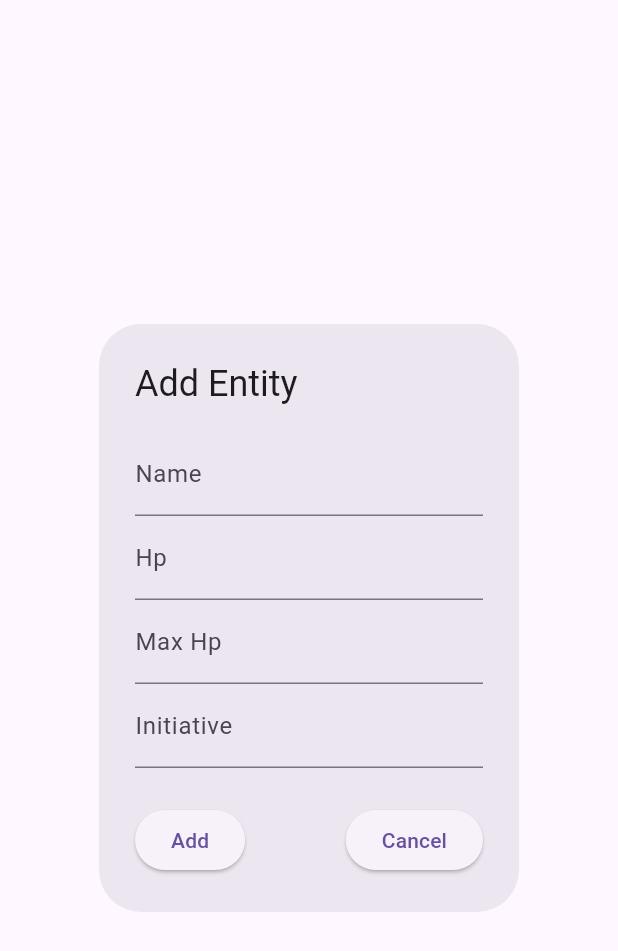
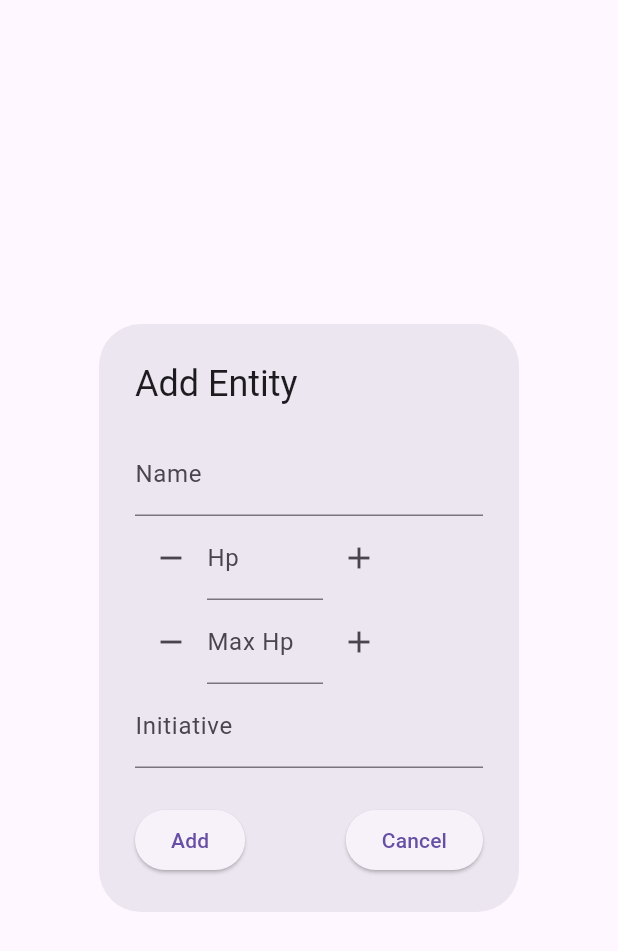
Before and after one commit to Danonovsky/Combat-Tracker, a Flutter app: the AddEntityDialog widget shown alone on an empty page, opened directly, after a tap on "Add", on a phone screen of 412 x 824 dp. Shown: the top 951 px of the screen. Run offline on Flutter 3.47's test engine with Material 2 defaults, Android fonts, the light colour scheme and no system bars.

Commit message:
Changed numberInput

```diff
--- a/lib/pages/manage/add_entity_dialog.dart
+++ b/lib/pages/manage/add_entity_dialog.dart
@@ -1,5 +1,6 @@
 import 'package:combat_tracker/components/entity/entity.dart';
 import 'package:combat_tracker/shared/utils.dart';
+import 'package:combat_tracker/shared/widgets/input_number.dart';
 import 'package:flutter/material.dart';
 
 class AddEntityDialog extends StatefulWidget {
@@ -23,8 +24,8 @@ class _AddEntityDialogState extends State<AddEntityDialog> {
         mainAxisSize: MainAxisSize.min,
         children: [
           textField(nameController, 'Name'),
-          numericField(hpController, 'Hp'),
-          numericField(maxHpController, 'Max Hp'),
+          InputNumber(controller: hpController, name: 'Hp'),
+          InputNumber(controller: maxHpController, name: 'Max Hp'),
           numericField(initiativeController, 'Initiative'),
         ],
       ),
@@ -32,6 +33,10 @@ class _AddEntityDialogState extends State<AddEntityDialog> {
       actions: [
         ElevatedButton(
           onPressed: () {
+            if (nameController.text == '' ||
+                hpController.text == '' ||
+                maxHpController.text == '' ||
+                initiativeController.text == '') return;
             var entity = Entity.from(
               name: nameController.text,
               hp: int.parse(hpController.text),
--- /dev/null
+++ b/lib/shared/widgets/input_number.dart
@@ -0,0 +1,42 @@
+import 'package:combat_tracker/shared/utils.dart';
+import 'package:flutter/material.dart';
+
+class InputNumber extends StatefulWidget {
+  final TextEditingController controller;
+  final String name;
+
+  const InputNumber({
+    super.key,
+    required this.controller,
+    required this.name,
+  });
+
+  @override
+  State<InputNumber> createState() => _InputNumberState();
+}
+
+class _InputNumberState extends State<InputNumber> {
+  TextEditingController get _controller => widget.controller;
+  String get _name => widget.name;
+
+  void _decrease() {
+    var value = _controller.text == '' ? 0 : int.parse(_controller.text);
+    value--;
+    _controller.text = value.toString();
+  }
+
+  void _increase() {
+    var value = _controller.text == '' ? 0 : int.parse(_controller.text);
+    value++;
+    _controller.text = value.toString();
+  }
+
+  @override
+  Widget build(BuildContext context) {
+    return Row(children: [
+      Flexible(child: IconButton(onPressed: _decrease, icon: const Icon(Icons.remove))),
+      Flexible(child: numericField(_controller, _name)),
+      Flexible(child: IconButton(onPressed: _increase, icon: const Icon(Icons.add))),
+    ]);
+  }
+}
```
